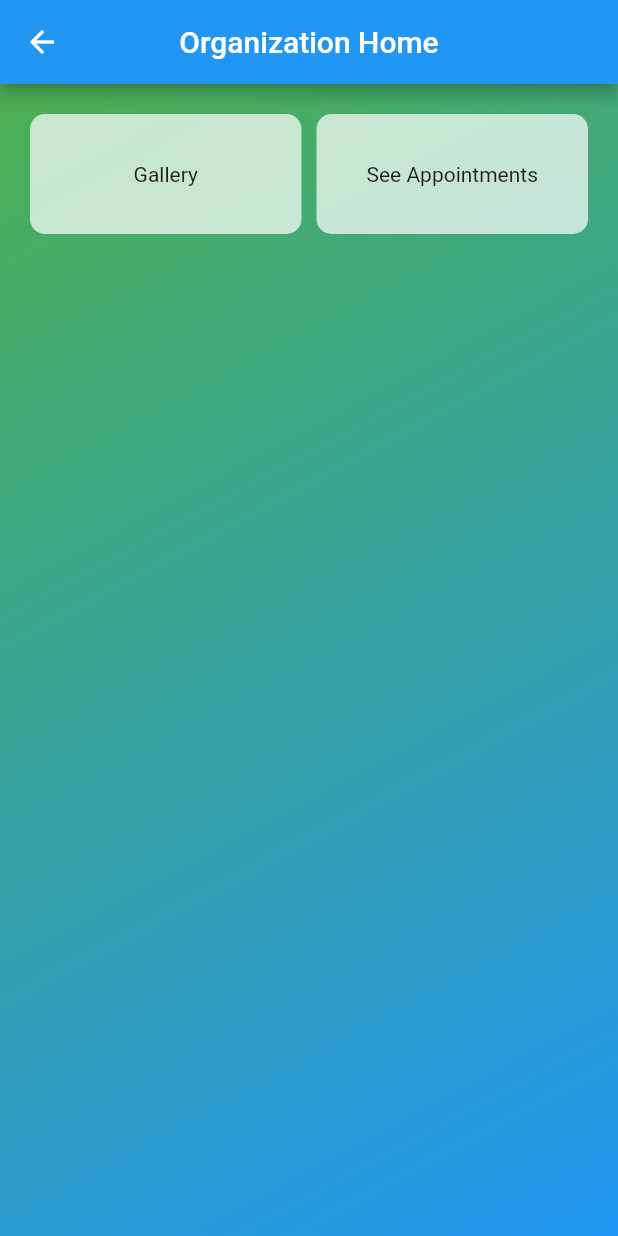
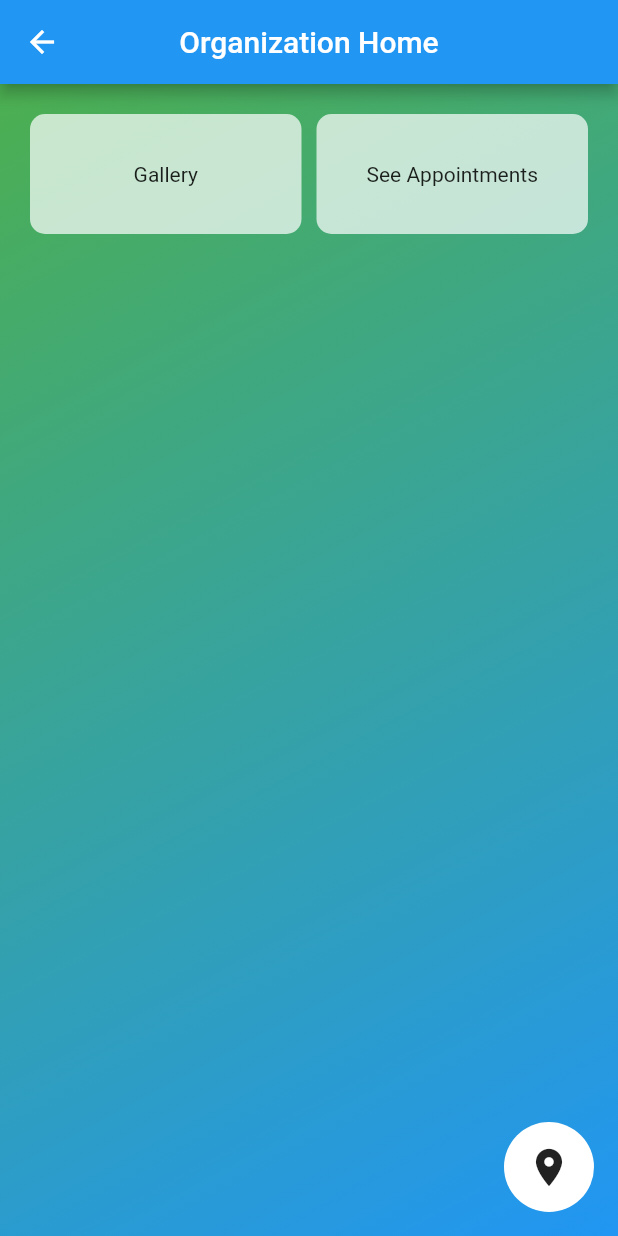
Before and after one commit to KamalaPoudel/flutterstyleitup, a Flutter app: the OrgHome screen opened directly, on a phone screen of 412 x 824 dp. Run offline on Flutter 3.47's test engine with Material 2 defaults, Android fonts, the phone set to English and light mode, and no system bars; our stand-ins replace cached_network_image, carousel_pro, cloud_firestore, firebase_auth, firebase_storage, fluttertoast and 4 more; missing offline and left inert: multi_image_picker; accounts and stored records are empty.

Commit message:
location added for organization

```diff
--- a/lib/main.dart
+++ b/lib/main.dart
@@ -31,6 +31,7 @@ class MyApp extends StatefulWidget {
 class _MyAppState extends State<MyApp> {
   String userEmail;
   String loggedInUserType;
+  GeoPoint location;
   @override
   void initState() {
     super.initState();
@@ -53,6 +54,7 @@ class _MyAppState extends State<MyApp> {
         .then((DocumentSnapshot ds) {
       setState(() {
         loggedInUserType = ds.data['userType'];
+        location = ds.data['location'];
       });
       // use ds as a snapshot
       print("User type:- " + loggedInUserType);
--- a/lib/orghome.dart
+++ b/lib/orghome.dart
@@ -14,6 +14,33 @@ class OrgHome extends StatefulWidget {
 }
 
 class _OrgHomeState extends State<OrgHome> {
+  String userEmail;
+  GeoPoint location;
+  @override
+  void initState() {
+    // TODO: implement initState
+    FirebaseAuth.instance.currentUser().then((user) {
+      setState(() {
+        userEmail = user.email;
+        print(userEmail);
+      });
+      getData();
+    });
+    super.initState();
+  }
+
+  void getData() async {
+    await Firestore.instance
+        .collection('users')
+        .document(userEmail)
+        .get()
+        .then((DocumentSnapshot ds) {
+      setState(() {
+        location = ds.data['location'];
+      });
+    });
+  }
+
   @override
   Widget build(BuildContext context) {
     return Scaffold(
@@ -110,7 +137,8 @@ class _OrgHomeState extends State<OrgHome> {
                           return InkWell(
                             onTap: () {
                               Navigator.of(context).push(MaterialPageRoute(
-                                  builder: (context) => PlacePicker(
+                                  builder: (context) => OrgUploadInfo(
+                                        location: location,
                                         categoryId: snapshot.data
                                             .documents[index]["categoryId"],
                                       )));
@@ -141,6 +169,25 @@ class _OrgHomeState extends State<OrgHome> {
           ],
         ),
       ),
+      floatingActionButton: InkWell(
+        onTap: () {
+          Navigator.of(context).push(MaterialPageRoute(
+              builder: (context) => PlacePicker(
+                    userEmail: userEmail,
+                  )));
+        },
+        child: Container(
+          alignment: Alignment.center,
+          decoration: BoxDecoration(
+              color: Colors.white, borderRadius: BorderRadius.circular(30)),
+          height: 60.0,
+          width: 60.0,
+          child: Icon(
+            Icons.location_on,
+            size: 30,
+          ),
+        ),
+      ),
     );
   }
 }
--- a/lib/registerscreen.dart
+++ b/lib/registerscreen.dart
@@ -62,7 +62,8 @@ class _RegisterScreenState extends State<RegisterScreen> {
           'fullName': fullName,
           'address': address,
           'phoneNumber': phoneNumber,
-          'userType': group
+          'userType': group,
+          "location": GeoPoint(0, 0),
         });
         Navigator.push(
             context, MaterialPageRoute(builder: (context) => LoginScreen()));
```
Also changed, not shown: lib/orginfouploadpage.dart (+64 -64 lines), lib/placePicker.dart (+13 -12 lines).
